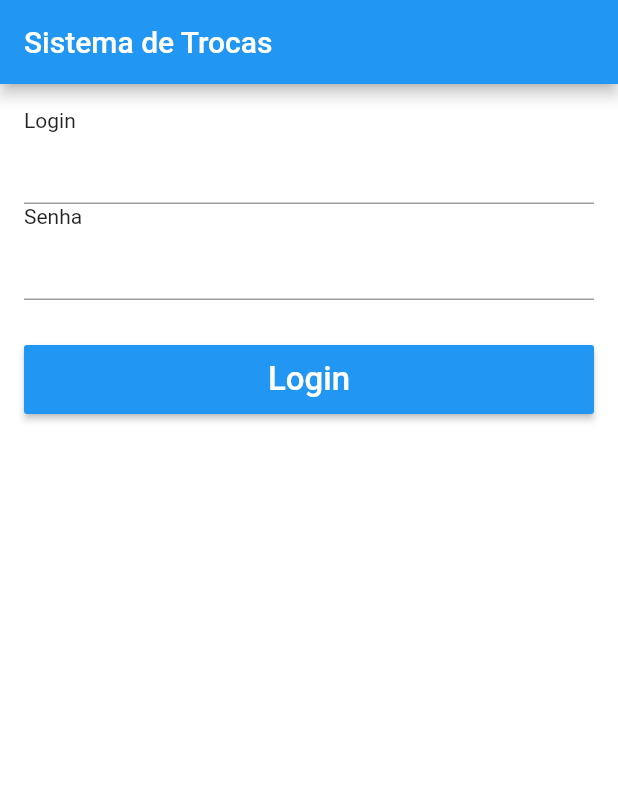
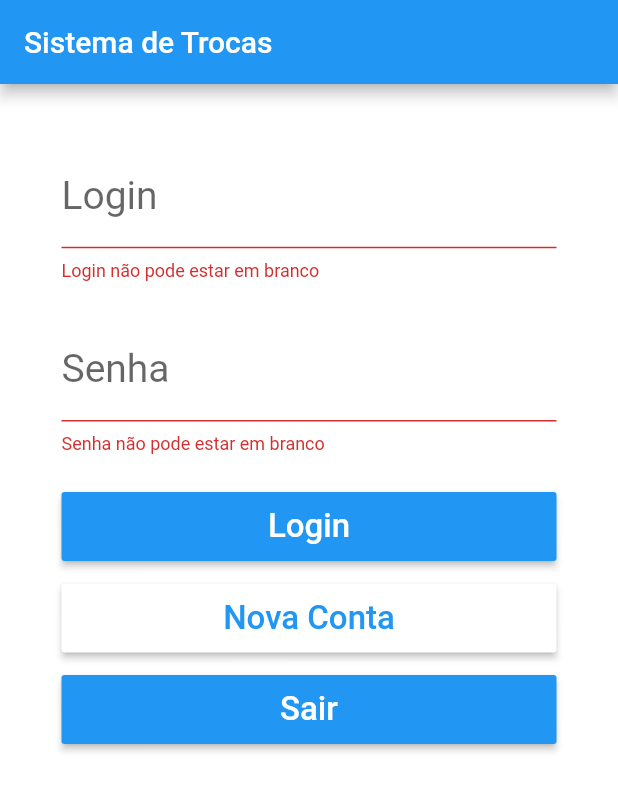
Before and after one commit to matheus-adps91/TCC_FRONT_MOBILE, a Flutter app: the screen it shows after launch, after a tap on "Login", on a phone screen of 412 x 824 dp. Shown: the top 791 px of the screen. Run offline on Flutter 3.47's test engine with Material 2 defaults, Android fonts, the phone set to English and light mode, and no system bars.

Commit message:
Refatoração de código da página de login

```diff
--- /dev/null
+++ b/sistemadetrocas/lib/pages/app_button.dart
@@ -0,0 +1,37 @@
+import 'package:flutter/material.dart';
+
+class AppButton extends StatelessWidget {
+  // Fields
+  String text;
+  Color textButtonColor;
+  double textFontSize;
+  Color buttonColor;
+  Function onPressed;
+
+  // Constructor
+  AppButton(
+    this.text,
+    this.textButtonColor,
+    this.textFontSize,
+    this.buttonColor,
+    this.onPressed,
+  );
+
+  @override
+  Widget build(BuildContext context) {
+    return Container(
+      height: 46,
+      child: RaisedButton(
+        color: buttonColor,
+        child: Text(
+          text,
+          style: TextStyle(
+            color: textButtonColor,
+            fontSize: textFontSize,
+          ),
+        ),
+        onPressed: onPressed,
+      ),
+    );
+  }
+}
--- /dev/null
+++ b/sistemadetrocas/lib/pages/app_inputText.dart
@@ -0,0 +1,37 @@
+import 'package:flutter/material.dart';
+
+class AppInputText extends StatelessWidget {
+  // Fields
+  String textTitle;
+  String textHint;
+  TextInputType keyboardType;
+  TextEditingController controller;
+  bool password;
+  FormFieldValidator<String> validator;
+
+  // Constructor
+  AppInputText(
+    this.textTitle,
+    this.textHint,
+    this.keyboardType,
+    this.controller, {
+    this.password = false,
+    this.validator,
+  });
+
+  @override
+  Widget build(BuildContext context) {
+    return TextFormField(
+      controller: controller,
+      keyboardType: keyboardType,
+      obscureText: password,
+      validator: validator,
+      decoration: InputDecoration(
+        labelText: textTitle,
+        labelStyle: TextStyle(fontSize: 26),
+        hintText: textHint,
+        hintStyle: TextStyle(fontSize: 18),
+      ),
+    );
+  }
+}
--- a/sistemadetrocas/lib/pages/login_page.dart
+++ b/sistemadetrocas/lib/pages/login_page.dart
@@ -1,6 +1,14 @@
 import 'package:flutter/material.dart';
+import 'package:sistemadetrocas/pages/app_button.dart';
+import 'package:sistemadetrocas/pages/app_inputText.dart';
 
 class LoginPage extends StatelessWidget {
+  // Fields
+  // Armazena o estado atual do formulário
+  final _formKey = GlobalKey<FormState>();
+  final _tLogin = TextEditingController();
+  final _tSenha = TextEditingController();
+
   @override
   Widget build(BuildContext context) {
     return Scaffold(
@@ -12,35 +20,77 @@ class LoginPage extends StatelessWidget {
   }
 
   _body() {
-    return Container(
-      padding: EdgeInsets.all(16),
-      child: ListView(
-        children: <Widget>[
-          Text('Login'),
-          TextFormField(),
-          Text('Senha'),
-          TextFormField(
-            obscureText: true,
-          ),
-          SizedBox(
-            height: 30,
-          ),
-          Container(
-            height: 46,
-            child: RaisedButton(
-              color: Colors.blue,
-              child: Text(
-                'Login',
-                style: TextStyle(
-                  color: Colors.white,
-                  fontSize: 22,
-                ),
-              ),
-              onPressed: () {},
+    return Form(
+      key: _formKey,
+      child: Container(
+        margin: EdgeInsets.only(right: 25, left: 25, top: 25),
+        padding: EdgeInsets.all(16),
+        child: ListView(
+          children: <Widget>[
+            AppInputText(
+              "Login",
+              "Formato: usuário@provedor.com",
+              TextInputType.emailAddress,
+              _tLogin,
+              validator: _validateLogin,
             ),
-          )
-        ],
+            SizedBox(height: 25),
+            AppInputText(
+              "Senha",
+              "A senha deve conter no mínimo 6 caracteres",
+              TextInputType.text,
+              _tSenha,
+              password: true,
+              validator: _validateSenha,
+            ),
+            SizedBox(height: 25),
+            AppButton('Login', Colors.white, 22, Colors.blue, _onClickLogin),
+            SizedBox(height: 15),
+            AppButton('Nova Conta', Colors.blue, 22, Colors.white,
+                _onClickNewAccount),
+            SizedBox(height: 15),
+            AppButton('Sair', Colors.white, 22, Colors.blue, _onClickExit),
+          ],
+        ),
       ),
     );
   }
+
+  _onClickLogin() {
+    final String login = _tLogin.text;
+    final String senha = _tSenha.text;
+
+    final bool formRespValidation = _formKey.currentState.validate();
+
+    if (!formRespValidation) {
+      return;
+    }
+  }
+
+  _onClickNewAccount() {}
+
+  _onClickExit() {}
+
+  String _validateLogin(String value) {
+    if (value.isEmpty) {
+      return "Login não pode estar em branco";
+    }
+    if (!value.contains('@')) {
+      return "Login inválido";
+    }
+    return null;
+  }
+
+  String _validateSenha(String value) {
+    if (value.isEmpty) {
+      return "Senha não pode estar em branco";
+    }
+    if (value.length < 6) {
+      return "Senha deve conter pelo menos 6 caracteres";
+    }
+    if (value.contains(RegExp(r"(\w+)"))) {
+      return "Senha deve conster letras e números";
+    }
+    return null;
+  }
 }
--- /dev/null
+++ b/sistemadetrocas/lib/pages/signup_page.dart
@@ -0,0 +1,8 @@
+import 'package:flutter/material.dart';
+
+class SignupPage extends StatelessWidget {
+  @override
+  Widget build(BuildContext context) {
+    return Container();
+  }
+}
```
Also changed, not shown: sistemadetrocas/flutter_01.png (added).
